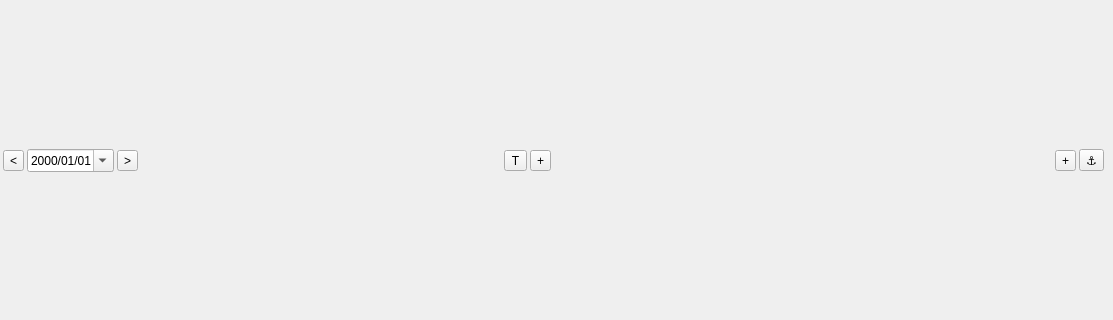
First picture: the form in widgets/todolistwidget.ui, repository SeptemberHX/TodoManager, before the edit; both pictures show x 0 to 1113 and y 213 to 533 of the 1113 by 747 pixel window.
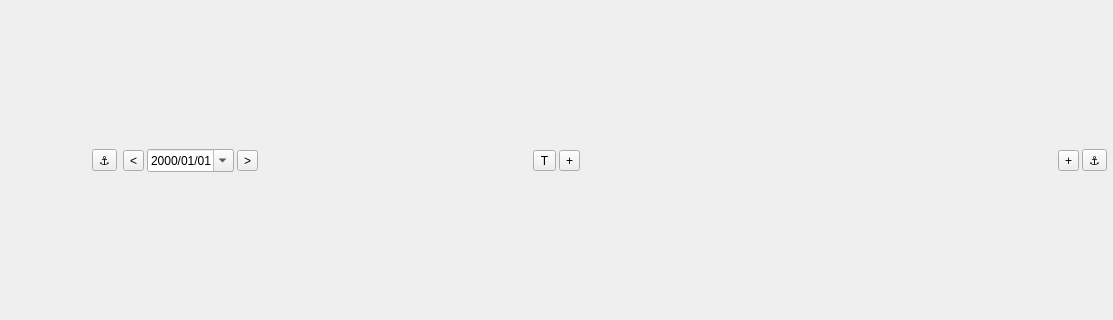
Second picture: the form after the edit.

Commit message: Add: In Tag Mode, list view will refresh when load data when current tag changed

```diff
--- a/widgets/todolistwidget.ui
+++ b/widgets/todolistwidget.ui
@@ -15,7 +15,7 @@
   </property>
   <layout class="QHBoxLayout" name="mainHorizontalLayout">
    <property name="spacing">
-    <number>3</number>
+    <number>0</number>
    </property>
    <property name="leftMargin">
     <number>0</number>
@@ -39,13 +39,13 @@
        <number>0</number>
       </property>
       <property name="topMargin">
-       <number>3</number>
+       <number>0</number>
       </property>
       <property name="rightMargin">
-       <number>3</number>
+       <number>0</number>
       </property>
       <property name="bottomMargin">
-       <number>3</number>
+       <number>0</number>
       </property>
       <item>
        <widget class="QWidget" name="controlWidget" native="true">
@@ -60,14 +60,55 @@
           <number>3</number>
          </property>
          <property name="topMargin">
-          <number>3</number>
+          <number>0</number>
          </property>
          <property name="rightMargin">
           <number>3</number>
          </property>
          <property name="bottomMargin">
-          <number>3</number>
+          <number>0</number>
          </property>
+         <item>
+          <widget class="QWidget" name="tagModeWidget" native="true">
+           <layout class="QHBoxLayout" name="horizontalLayout_4">
+            <property name="spacing">
+             <number>3</number>
+            </property>
+            <property name="leftMargin">
+             <number>0</number>
+            </property>
+            <property name="topMargin">
+             <number>0</number>
+            </property>
+            <property name="rightMargin">
+             <number>0</number>
+            </property>
+            <property name="bottomMargin">
+             <number>0</number>
+            </property>
+            <item>
+             <spacer name="horizontalSpacer_3">
+              <property name="orientation">
+               <enum>Qt::Horizontal</enum>
+              </property>
+              <property name="sizeHint" stdset="0">
+               <size>
+                <width>40</width>
+                <height>20</height>
+               </size>
+              </property>
+             </spacer>
+            </item>
+            <item>
+             <widget class="QToolButton" name="tagSorterToolButton">
+              <property name="text">
+               <string>⚓</string>
+              </property>
+             </widget>
+            </item>
+           </layout>
+          </widget>
+         </item>
          <item>
           <widget class="QWidget" name="dailyModeWidget" native="true">
            <layout class="QHBoxLayout" name="horizontalLayout_2">
```
The commit also changes 7 other files.
